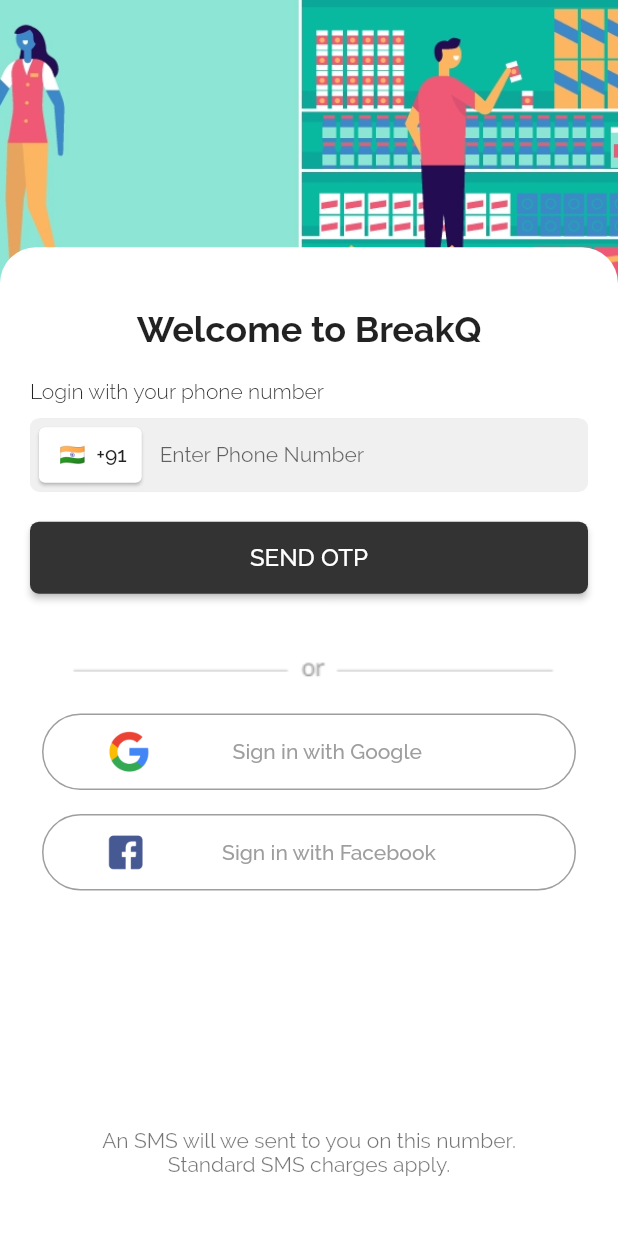
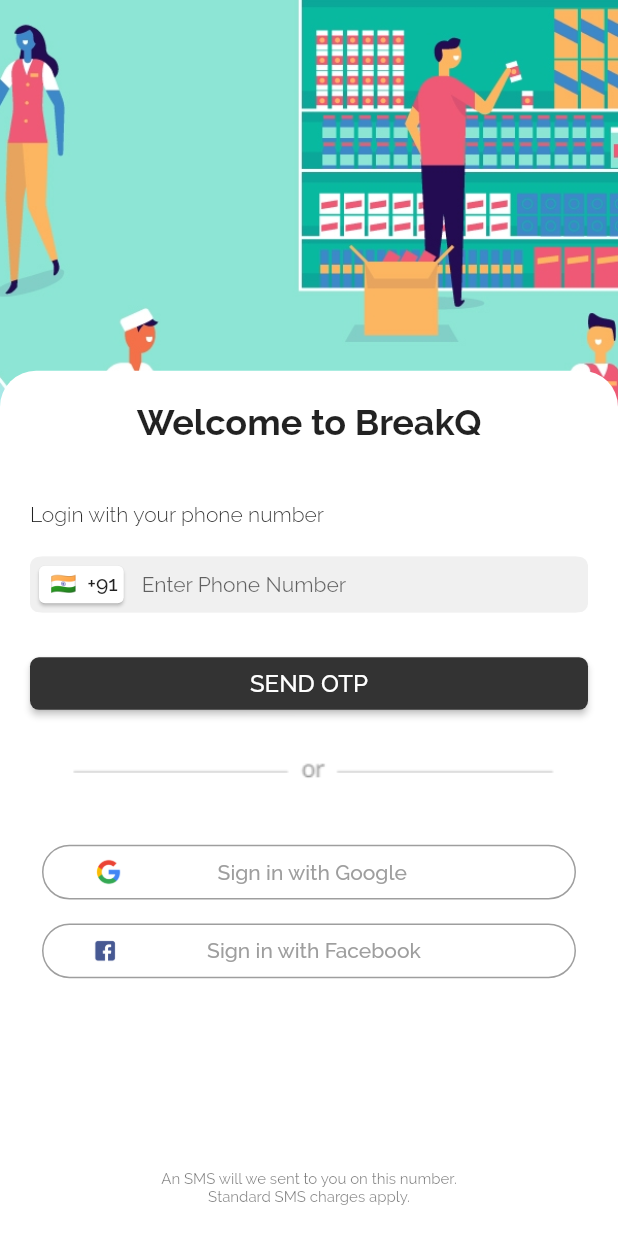
Before and after one commit to cloud10-23/breakq-mobileapp, a Flutter app: the screen it shows after launch, after a tap on "Skip", after a tap on "SIGN IN", on a phone screen of 412 x 824 dp. Run offline on Flutter 3.47's test engine with Material 2 defaults, Android fonts, the phone set to English and light mode, and no system bars; our stand-ins replace bloc, cached_network_image, camera, equatable, firebase_auth, firebase_core and 13 more; missing offline and left inert: flutter_facebook_auth; accounts and stored records are empty; network calls fail.

Commit message:
Added top deals and shrinked the sizes

```diff
--- a/lib/configs/constants.dart
+++ b/lib/configs/constants.dart
@@ -36,9 +36,14 @@
 const Color kTransparent = Colors.transparent;
 
 // Padding
-const double kPaddingS = 10.0;
-const double kPaddingM = 20.0;
-const double kPaddingL = 40.0;
+const double kPaddingS = 4.0;
+const double kPaddingM = 8.0;
+const double kPaddingL = 20.0;
+
+//Heights `collection
+const double kTopDealsHeight = 80.0;
+const double kButtonHeight = 35.0;
+const double kSocialButtonHeight = kButtonHeight * 1.5;
 
 // Avatar sizes
 const double kCircleAvatarSizeRadiusAppBar = 20.0;
--- a/lib/screens/intro_screen.dart
+++ b/lib/screens/intro_screen.dart
@@ -1,12 +1,8 @@
-import 'package:breakq/blocs/application/application_bloc.dart';
 import 'package:breakq/configs/routes.dart';
 import 'package:breakq/generated/l10n.dart';
-import 'package:breakq/widgets/sign_in_otp.dart';
 import 'package:breakq/widgets/theme_button.dart';
 import 'package:flutter/material.dart';
-import 'package:flutter_bloc/flutter_bloc.dart';
 import 'package:breakq/configs/constants.dart';
-import 'package:breakq/widgets/sign_in.dart';
 
 class IntroScreen extends StatefulWidget {
   const IntroScreen({Key key}) : super(key: key);
@@ -42,7 +38,7 @@
           ),
         ),
         Container(
-          height: MediaQuery.of(context).size.height * 0.20,
+          height: MediaQuery.of(context).size.height * 0.25,
           decoration: BoxDecoration(
             color: Theme.of(context).cardColor,
             borderRadius: const BorderRadius.only(
--- a/lib/screens/sign_in.dart
+++ b/lib/screens/sign_in.dart
@@ -53,7 +53,7 @@
               ),
             ),
             Container(
-              height: MediaQuery.of(context).size.height * 0.80,
+              height: MediaQuery.of(context).size.height * 0.70,
               decoration: BoxDecoration(
                 color: Theme.of(context).cardColor,
                 borderRadius: const BorderRadius.only(
--- a/lib/widgets/sigin_helper.dart
+++ b/lib/widgets/sigin_helper.dart
@@ -37,7 +37,8 @@
 
   @override
   Widget build(BuildContext context) {
-    return Padding(
+    return Container(
+      height: kSocialButtonHeight,
       padding: const EdgeInsets.all(8.0),
       child: OutlineButton(
         splashColor: Colors.grey,
--- a/lib/widgets/sign_in.dart
+++ b/lib/widgets/sign_in.dart
@@ -70,14 +70,14 @@
       children: <Widget>[
         Expanded(
           child: Container(
-            padding: const EdgeInsets.only(left: kPaddingM, right: kPaddingM),
+            padding: const EdgeInsets.only(left: kPaddingL, right: kPaddingL),
             child: SingleChildScrollView(
               child: Column(
                 crossAxisAlignment: CrossAxisAlignment.stretch,
                 children: <Widget>[
                   Padding(
                     padding: const EdgeInsets.only(
-                        top: kPaddingL, bottom: kPaddingM),
+                        top: kPaddingL, bottom: kPaddingL),
                     child: Text(
                       L10n.of(context).signInFormTitle,
                       style: Theme.of(context).textTheme.headline5.bold,
@@ -85,7 +85,8 @@
                     ),
                   ),
                   Padding(
-                    padding: const EdgeInsets.only(bottom: kPaddingS),
+                    padding: const EdgeInsets.only(
+                        top: kPaddingL, bottom: kPaddingL),
                     child: Text(
                       L10n.of(context).signInFormMobileTitle,
                       style: Theme.of(context).textTheme.bodyText1.w300,
@@ -120,7 +121,7 @@
                           errorMessage: "Please enter a 10 digit number"),
                     ]),
                   ),
-                  const Padding(padding: EdgeInsets.only(top: kPaddingM)),
+                  const SizedBox(height: kPaddingL * 1.5),
                   BlocBuilder<AuthBloc, AuthState>(
                     builder: (BuildContext context, AuthState login) {
                       return BlocListener<AuthBloc, AuthState>(
@@ -145,10 +146,9 @@
                       );
                     },
                   ),
-                  SizedBox(
-                    height: kPaddingL,
-                  ),
+                  SizedBox(height: kPaddingL * 1.5),
                   Image(image: AssetImage(AssetsImages.orDivider)),
+                  SizedBox(height: kPaddingL),
                   SignInSocialButton(social: Social.google),
                   SignInSocialButton(social: Social.facebook),
                 ],
@@ -160,7 +160,7 @@
           padding: const EdgeInsets.all(kPaddingL),
           child: Text(
             L10n.of(context).signInRegisterLabel,
-            style: Theme.of(context).textTheme.caption.fs14,
+            style: Theme.of(context).textTheme.caption.copyWith(fontSize: 10.0),
             textAlign: TextAlign.center,
           ),
         ),
--- a/lib/widgets/theme_button.dart
+++ b/lib/widgets/theme_button.dart
@@ -35,7 +35,9 @@
   @override
   Widget build(BuildContext context) {
     if (!alternate)
-      return RaisedButton(
+      return SizedBox(
+        height: kButtonHeight,
+        child: RaisedButton(
           onPressed: disableTouchWhenLoading && showLoading ? null : onPressed,
           child: Row(
             crossAxisAlignment: CrossAxisAlignment.center,
@@ -48,9 +50,12 @@
               _buildLoading()
             ],
           ),
+        ),
       );
     else
-      return OutlineButton(
+      return SizedBox(
+        height: kButtonHeight,
+        child: OutlineButton(
           onPressed: disableTouchWhenLoading && showLoading ? null : onPressed,
           child: Row(
             crossAxisAlignment: CrossAxisAlignment.center,
@@ -63,6 +68,7 @@
               _buildLoading()
             ],
           ),
+        ),
       );
   }
 }
```
Also changed, not shown: lib/screens/home/explore.dart (+21 -30 lines), lib/screens/home/widgets/home_extras.dart (added, +39 -0 lines), lib/widgets/bold_title.dart (+7 -8 lines), lib/widgets/sign_in_otp.dart (+8 -6 lines). Lines whose indentation alone changed are shown as unchanged.
